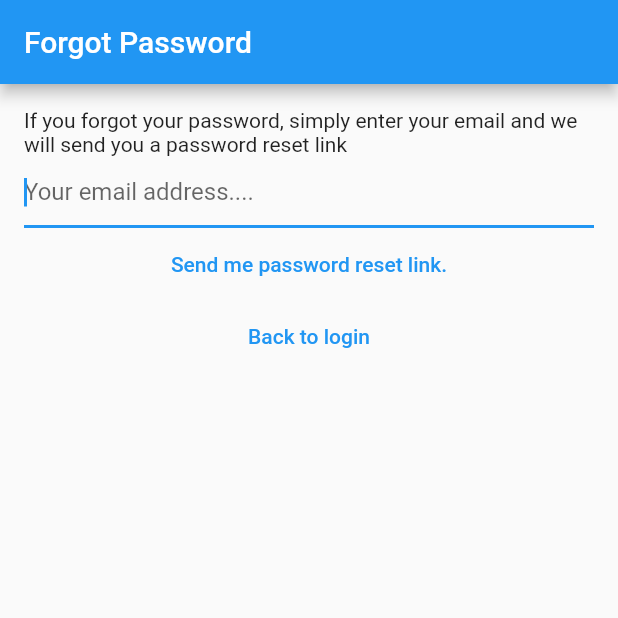
After one commit to Grois333/Notekeep, a Flutter app: the screen it shows after launch, after a tap on "I forgot my password", on a phone screen of 412 x 824 dp, the top half of it. The commit adds this screen. Run offline on Flutter 3.47's test engine with Material 2 defaults, Android fonts, the phone set to English and light mode, and no system bars; our stand-ins replace bloc, cloud_firestore, equatable, firebase_auth, firebase_core, flutter_bloc and 1 more; accounts and stored records are empty; generated files the repository leaves out were written again; network calls fail.

Commit message:
Final Touches Before App Release

```diff
--- a/lib/main.dart
+++ b/lib/main.dart
@@ -9,6 +9,7 @@
 import 'package:notekeep/services/auth/bloc/auth_event.dart';
 import 'package:notekeep/services/auth/bloc/auth_state.dart';
 import 'package:notekeep/services/auth/firebase_auth_provider.dart';
+import 'package:notekeep/views/forgot_password_view.dart';
 import 'package:notekeep/views/login_view.dart';
 import 'package:notekeep/views/notes/create_update_note_view.dart';
 import 'package:notekeep/views/notes/notes_view.dart';
@@ -68,8 +69,8 @@
           return const VerifyEmailView();
       } else if(state is AuthStateLoggedOut){
           return const LoginView();
-      // } else if (state is AuthStateForgotPassword) {
-      //     return const ForgotPasswordView();
+      } else if (state is AuthStateForgotPassword) {
+          return const ForgotPasswordView();
       } else if (state is AuthStateRegistering) {
         return const RegisterView();
       } else {
--- a/lib/services/auth/auth_provider.dart
+++ b/lib/services/auth/auth_provider.dart
@@ -17,4 +17,5 @@
   Future<void> logOut();
 
   Future<void> sendEmailVerification();
+  Future<void> sendPasswordReset({required String toEmail});
 }
--- a/lib/services/auth/auth_service.dart
+++ b/lib/services/auth/auth_service.dart
@@ -40,7 +40,7 @@
   @override
   Future<void> initialize() => provider.initialize();
 
-  // @override
-  // Future<void> sendPasswordReset({required String toEmail}) =>
-  //     provider.sendPasswordReset(toEmail: toEmail);
+  @override
+  Future<void> sendPasswordReset({required String toEmail}) =>
+      provider.sendPasswordReset(toEmail: toEmail);
 }
--- a/lib/services/auth/bloc/auth_bloc.dart
+++ b/lib/services/auth/bloc/auth_bloc.dart
@@ -13,42 +13,46 @@
         isLoading: false,
       ));
     });
+
+
     //forgot password
-    // on<AuthEventForgotPassword>((event, emit) async {
-    //   emit(const AuthStateForgotPassword(
-    //     exception: null,
-    //     hasSentEmail: false,
-    //     isLoading: false,
-    //   ));
-    //   final email = event.email;
-    //   if (email == null) {
-    //     return; // user just wants to go to forgot-password screen
-    //   }
+    on<AuthEventForgotPassword>((event, emit) async {
+      emit(const AuthStateForgotPassword(
+        exception: null,
+        hasSentEmail: false,
+        isLoading: false,
+      ));
+      final email = event.email;
+      if (email == null) {
+        return; // user just wants to go to forgot-password screen
+      }
 
-    //   // user wants to actually send a forgot-password email
-    //   emit(const AuthStateForgotPassword(
-    //     exception: null,
-    //     hasSentEmail: false,
-    //     isLoading: true,
-    //   ));
+      // user wants to actually send a forgot-password email
+      emit(const AuthStateForgotPassword(
+        exception: null,
+        hasSentEmail: false,
+        isLoading: true,
+      ));
 
-    //   bool didSendEmail;
-    //   Exception? exception;
-    //   try {
-    //     await provider.sendPasswordReset(toEmail: email);
-    //     didSendEmail = true;
-    //     exception = null;
-    //   } on Exception catch (e) {
-    //     didSendEmail = false;
-    //     exception = e;
-    //   }
+      bool didSendEmail;
+      Exception? exception;
+      try {
+        await provider.sendPasswordReset(toEmail: email);
+        didSendEmail = true;
+        exception = null;
+      } on Exception catch (e) {
+        didSendEmail = false;
+        exception = e;
+      }
 
-    //   emit(AuthStateForgotPassword(
-    //     exception: exception,
-    //     hasSentEmail: didSendEmail,
-    //     isLoading: false,
-    //   ));
-    // });
+      emit(AuthStateForgotPassword(
+        exception: exception,
+        hasSentEmail: didSendEmail,
+        isLoading: false,
+      ));
+    });
+
+
     // send email verification
     on<AuthEventSendEmailVerification>((event, emit) async {
       await provider.sendEmailVerification();
--- /dev/null
+++ b/lib/utilities/dialogs/password_reset_email_sent_dialog.dart
@@ -0,0 +1,17 @@
+import 'package:flutter/material.dart';
+//import 'package:notekeep/extensions/buildcontext/loc.dart';
+import 'package:notekeep/utilities/dialogs/generic_dialog.dart';
+
+Future<void> showPasswordResetSentDialog(BuildContext context) {
+  return showGenericDialog<void>(
+    context: context,
+    //title: context.loc.password_reset,
+    title: 'Password reset',
+    //content: context.loc.password_reset_dialog_prompt,
+    content: 'We have sent you a password reset link. Please check your email for more information.',
+    optionsBuilder: () => {
+      //context.loc.ok: null,
+      'OK': null,
+    },
+  );
+}
--- /dev/null
+++ b/lib/views/forgot_password_view.dart
@@ -0,0 +1,104 @@
+import 'package:flutter/material.dart';
+import 'package:flutter_bloc/flutter_bloc.dart';
+//import 'package:notekeep/extensions/buildcontext/loc.dart';
+import 'package:notekeep/services/auth/bloc/auth_bloc.dart';
+import 'package:notekeep/services/auth/bloc/auth_event.dart';
+import 'package:notekeep/services/auth/bloc/auth_state.dart';
+import 'package:notekeep/utilities/dialogs/error_dialog.dart';
+import 'package:notekeep/utilities/dialogs/password_reset_email_sent_dialog.dart';
+
+class ForgotPasswordView extends StatefulWidget {
+  const ForgotPasswordView({Key? key}) : super(key: key);
+
+  @override
+  _ForgotPasswordViewState createState() => _ForgotPasswordViewState();
+}
+
+class _ForgotPasswordViewState extends State<ForgotPasswordView> {
+  late final TextEditingController _controller;
+
+  @override
+  void initState() {
+    _controller = TextEditingController();
+    super.initState();
+  }
+
+  @override
+  void dispose() {
+    _controller.dispose();
+    super.dispose();
+  }
+
+  @override
+  Widget build(BuildContext context) {
+    return BlocListener<AuthBloc, AuthState>(
+      listener: (context, state) async {
+        if (state is AuthStateForgotPassword) {
+          if (state.hasSentEmail) {
+            _controller.clear();
+            await showPasswordResetSentDialog(context);
+          }
+          if (state.exception != null) {
+            await showErrorDialog(
+              context,
+              //context.loc.forgot_password_view_generic_error,
+              'We could not process your request. Please make sure that you are a registered user, or if not, register a user now by going back one step.'
+            );
+          }
+        }
+      },
+      child: Scaffold(
+        appBar: AppBar(
+          //title: Text(context.loc.forgot_password),
+          title: const Text('Forgot Password'),
+        ),
+        body: Padding(
+          padding: const EdgeInsets.all(16.0),
+          child: SingleChildScrollView(
+            child: Column(
+              children: [
+                 const Text('If you forgot your password, simply enter your email and we will send you a password reset link'),
+                // Text(
+                //   context.loc.forgot_password_view_prompt,
+                // ),
+                TextField(
+                  keyboardType: TextInputType.emailAddress,
+                  autocorrect: false,
+                  autofocus: true,
+                  controller: _controller,
+                  decoration: const InputDecoration(
+                    hintText: 'Your email address....',
+                    //hintText: context.loc.email_text_field_placeholder,
+                  ),
+                ),
+                TextButton(
+                  onPressed: () {
+                    final email = _controller.text;
+                    context
+                        .read<AuthBloc>()
+                        .add(AuthEventForgotPassword(email: email));
+                  },
+                  child: const Text('Send me password reset link.'),
+                  // child: Text(
+                  //   context.loc.forgot_password_view_send_me_link,
+                  // ),
+                ),
+                TextButton(
+                  onPressed: () {
+                    context.read<AuthBloc>().add(
+                          const AuthEventLogOut(),
+                        );
+                  },
+                  child: const Text(
+                    'Back to login',
+                    //context.loc.forgot_password_view_back_to_login,
+                  ),
+                ),
+              ],
+            ),
+          ),
+        ),
+      ),
+    );
+  }
+}
--- a/lib/views/login_view.dart
+++ b/lib/views/login_view.dart
@@ -56,7 +56,7 @@
           // }
 
           if (state.exception is UserNotFoundAuthException) {
-            await showErrorDialog(context, 'User not found'
+            await showErrorDialog(context, 'Cannot find a user with the entered credentials!'
                 //context.loc.login_error_cannot_find_user,
                 );
           } else if (state.exception is WrongPasswordAuthException) {
@@ -74,8 +74,11 @@
         appBar: AppBar(
           title: const Text('Login'),
         ),
-        body: Column(
+        body: Padding(
+          padding: const EdgeInsets.all(16.0),
+          child: Column(
             children: [
+              const Text('Please log in to your account in order to interact with your notes!'),
               TextField(
                 controller: _email,
                 enableSuggestions: false,
@@ -171,6 +174,19 @@
 
               TextButton(
                     onPressed: () {
+                      context.read<AuthBloc>().add(
+                            const AuthEventForgotPassword(),
+                          );
+                    },
+                    child: const Text(
+                      'I forgot my password'
+                      //context.loc.login_view_forgot_password,
+                    ),
+                  ),
+
+
+              TextButton(
+                  onPressed: () {
 
                     context.read<AuthBloc>().add(
                       const AuthEventShouldRegister(),
@@ -185,6 +201,7 @@
             ],
           ),
         ),
+      ),
     );
   }
 }
```
Also changed, not shown: lib/views/register_view.dart (+19 -2 lines), 1 other file. Lines whose indentation alone changed are shown as unchanged.
